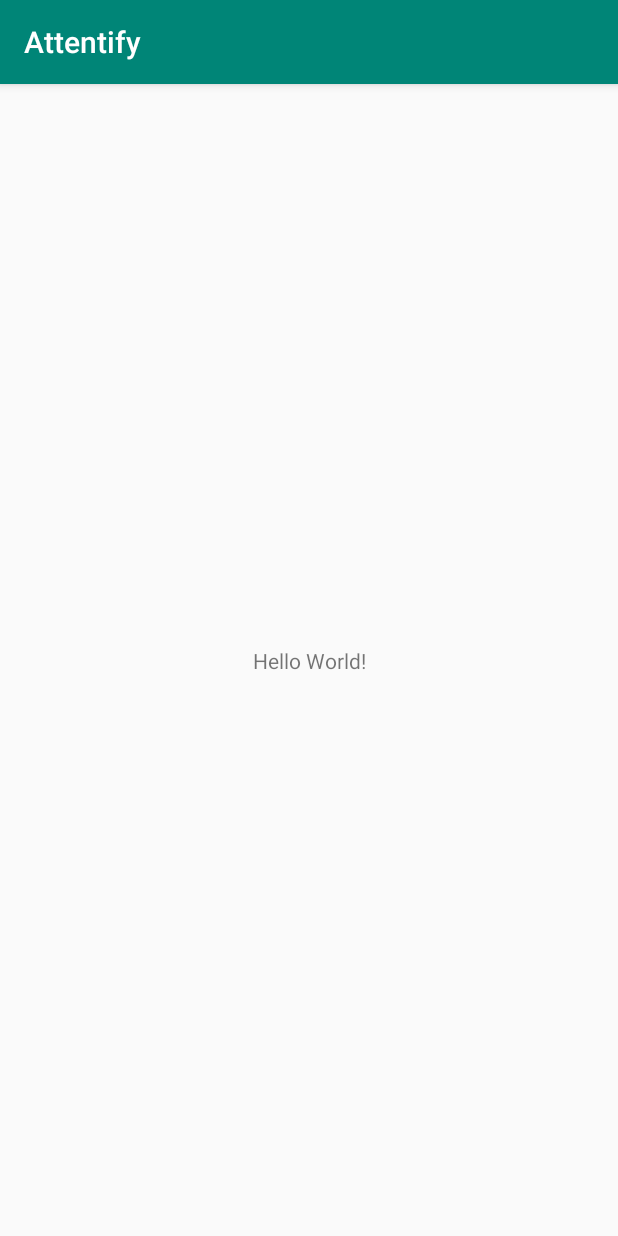
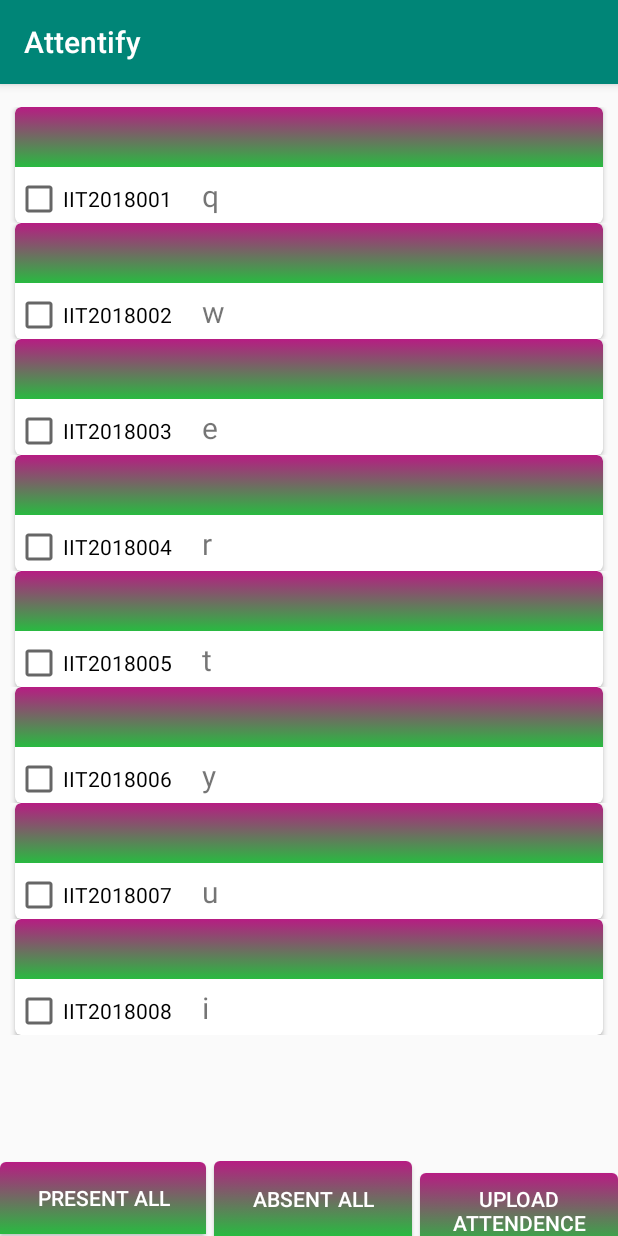
Before and after one commit to MiKinshu/Attentify, an Android app: the screen it shows after launch (MainActivity), on a phone screen of 412 x 824 dp. Run offline under Robolectric (Android 15) with nearby library versions, the phone set to English and light mode, and no system bars.

Commit message:
CardView+Model+Subject

```diff
--- a/app/build.gradle
+++ b/app/build.gradle
@@ -26,4 +26,6 @@ dependencies {
     androidTestImplementation 'androidx.test:runner:1.2.0'
     androidTestImplementation 'androidx.test.espresso:espresso-core:3.2.0'
     implementation 'com.google.firebase:firebase-analytics:17.0.1'
+    implementation 'androidx.recyclerview:recyclerview:1.1.0-beta01'
+    implementation 'androidx.cardview:cardview:1.0.0'
 }
--- /dev/null
+++ b/app/src/main/java/com/kinshuu/attentify/CustomAdapter.java
@@ -0,0 +1,82 @@
+package com.kinshuu.attentify;
+
+import android.content.Context;
+import android.view.LayoutInflater;
+import android.view.View;
+import android.view.ViewGroup;
+import android.widget.CheckBox;
+import android.widget.TextView;
+import android.widget.Toast;
+
+import androidx.recyclerview.widget.RecyclerView;
+
+import java.util.ArrayList;
+
+public class CustomAdapter extends RecyclerView.Adapter<CustomAdapter.MyViewHolder> {
+
+    private LayoutInflater inflater;
+    public static ArrayList<Model> imageModelArrayList;
+    private Context ctx;
+
+    public CustomAdapter(Context ctx, ArrayList<Model> imageModelArrayList) {
+
+        inflater = LayoutInflater.from(ctx);
+        this.imageModelArrayList = imageModelArrayList;
+        this.ctx = ctx;
+    }
+
+    @Override
+    public CustomAdapter.MyViewHolder onCreateViewHolder(ViewGroup parent, int viewType) {
+
+        View view = inflater.inflate(R.layout.rv_item, parent, false);
+        MyViewHolder holder = new MyViewHolder(view);
+
+        return holder;
+    }
+
+    @Override
+    public void onBindViewHolder(final CustomAdapter.MyViewHolder holder, int position) {
+
+        holder.checkBox.setText(imageModelArrayList.get(position).getRoll());
+        holder.checkBox.setChecked(imageModelArrayList.get(position).getSelected());
+        holder.tvAnimal.setText(imageModelArrayList.get(position).getName());
+
+        // holder.checkBox.setTag(R.integer.btnplusview, convertView);
+        holder.checkBox.setTag(position);
+        holder.checkBox.setOnClickListener(new View.OnClickListener() {
+            @Override
+            public void onClick(View v) {
+
+                Integer pos = (Integer) holder.checkBox.getTag();
+//                Toast.makeText(ctx, imageModelArrayList.get(pos).getRoll() + " clicked!", Toast.LENGTH_SHORT).show();
+
+                if (imageModelArrayList.get(pos).getSelected()) {
+                    imageModelArrayList.get(pos).setSelected(false);
+                } else {
+                    imageModelArrayList.get(pos).setSelected(true);
+                }
+            }
+        });
+
+
+    }
+
+    @Override
+    public int getItemCount() {
+        return imageModelArrayList.size();
+    }
+
+    class MyViewHolder extends RecyclerView.ViewHolder {
+
+        protected CheckBox checkBox;
+        private TextView tvAnimal;
+
+        public MyViewHolder(View itemView) {
+            super(itemView);
+
+            checkBox = itemView.findViewById(R.id.cb);
+            tvAnimal = itemView.findViewById(R.id.animal);
+        }
+
+    }
+}
--- a/app/src/main/java/com/kinshuu/attentify/MainActivity.java
+++ b/app/src/main/java/com/kinshuu/attentify/MainActivity.java
@@ -1,13 +1,76 @@
 package com.kinshuu.attentify;
 
+import android.content.Intent;
+import android.os.Bundle;
+import android.view.View;
+import android.widget.Button;
+
 import androidx.appcompat.app.AppCompatActivity;
-import android.os.Bundle;
+import androidx.recyclerview.widget.LinearLayoutManager;
+import androidx.recyclerview.widget.RecyclerView;
+
+
+import java.util.ArrayList;
 
 public class MainActivity extends AppCompatActivity {
+
+    private RecyclerView recyclerView;
+    private ArrayList<Model> modelArrayList;
+    private CustomAdapter customAdapter;
+    private Button btnselect, btndeselect, btnnext;
+    private  String[] rolllist = new String[]{"IIT2018001", "IIT2018002", "IIT2018003", "IIT2018004", "IIT2018005", "IIT2018006", "IIT2018007", "IIT2018008"};
+    private  String[] namelist = new String[]{"q", "w", "e", "r", "t", "y", "u", "i"};
 
     @Override
     protected void onCreate(Bundle savedInstanceState) {
         super.onCreate(savedInstanceState);
         setContentView(R.layout.activity_main);
+
+        recyclerView = findViewById(R.id.recycler);
+        btnselect = findViewById(R.id.select);
+        btndeselect = findViewById(R.id.deselect);
+        btnnext = findViewById(R.id.next);
+
+        modelArrayList = getModel(false);
+        customAdapter = new CustomAdapter(this,modelArrayList);
+        recyclerView.setAdapter(customAdapter);
+        recyclerView.setLayoutManager(new LinearLayoutManager(getApplicationContext(), RecyclerView.VERTICAL, false));
+
+        btnselect.setOnClickListener(new View.OnClickListener() {
+            @Override
+            public void onClick(View v) {
+                modelArrayList = getModel(true);
+                customAdapter = new CustomAdapter(MainActivity.this,modelArrayList);
+                recyclerView.setAdapter(customAdapter);
+            }
+        });
+        btndeselect.setOnClickListener(new View.OnClickListener() {
+            @Override
+            public void onClick(View v) {
+                modelArrayList = getModel(false);
+                customAdapter = new CustomAdapter(MainActivity.this,modelArrayList);
+                recyclerView.setAdapter(customAdapter);
+            }
+        });
+        btnnext.setOnClickListener(new View.OnClickListener() {
+            @Override
+            public void onClick(View v) {
+                Intent intent = new Intent(MainActivity.this,NextActivity.class);
+                startActivity(intent);
+            }
+        });
+    }
+
+    private ArrayList<Model> getModel(boolean isSelect){
+        ArrayList<Model> list = new ArrayList<>();
+        for(int i = 0; i < rolllist.length; i++){
+
+            Model model = new Model();
+            model.setSelected(isSelect);
+            model.setName(namelist[i]);
+            model.setRoll(rolllist[i]);
+            list.add(model);
+        }
+        return list;
     }
 }
--- /dev/null
+++ b/app/src/main/java/com/kinshuu/attentify/Model.java
@@ -0,0 +1,32 @@
+package com.kinshuu.attentify;
+
+public class Model {
+
+    private boolean isSelected;
+    private String name;
+    private String roll;
+
+    public String getName() {
+        return name;
+    }
+
+    public void setName(String name) {
+        this.name = name;
+    }
+
+    public String getRoll() {
+        return roll;
+    }
+
+    public void setRoll(String roll) {
+        this.roll = roll;
+    }
+
+    public boolean getSelected() {
+        return isSelected;
+    }
+
+    public void setSelected(boolean selected) {
+        isSelected = selected;
+    }
+}
--- /dev/null
+++ b/app/src/main/res/drawable/cardview.xml
@@ -0,0 +1,34 @@
+<?xml version="1.0" encoding="utf-8"?>
+<selector xmlns:android="http://schemas.android.com/apk/res/android">
+
+    <item android:state_focused="true">
+        <shape android:shape="rectangle">
+            <padding
+                android:left="4dp"
+                android:top="4dp"
+                android:right="4dp"
+                android:bottom="4dp"
+                />
+            <gradient android:startColor="#1c88b7" android:endColor="#2972ba" android:angle="270" />
+
+            <corners android:topLeftRadius="4dp" android:topRightRadius="4dp"/>
+        </shape>
+    </item>
+
+    <item android:state_focused="false"
+        >
+        <shape android:shape="rectangle">
+            <padding
+                android:left="4dp"
+                android:top="4dp"
+                android:right="4dp"
+                android:bottom="4dp"
+                />
+
+            <gradient android:startColor="#b71c83" android:endColor="#29ba41" android:angle="270" />
+
+            <corners android:topLeftRadius="4dp" android:topRightRadius="4dp" />
+        </shape>
+    </item>
+
+</selector>
--- a/app/src/main/res/layout/activity_main.xml
+++ b/app/src/main/res/layout/activity_main.xml
@@ -1,19 +1,49 @@
-<?xml version="1.0" encoding="utf-8"?>
-<androidx.constraintlayout.widget.ConstraintLayout
-    xmlns:android="http://schemas.android.com/apk/res/android"
+<LinearLayout xmlns:android="http://schemas.android.com/apk/res/android"
     xmlns:tools="http://schemas.android.com/tools"
-    xmlns:app="http://schemas.android.com/apk/res-auto"
     android:layout_width="match_parent"
     android:layout_height="match_parent"
+    android:orientation="vertical"
     tools:context=".MainActivity">
 
-    <TextView
-        android:layout_width="wrap_content"
-        android:layout_height="wrap_content"
-        android:text="Hello World!"
-        app:layout_constraintBottom_toBottomOf="parent"
-        app:layout_constraintLeft_toLeftOf="parent"
-        app:layout_constraintRight_toRightOf="parent"
-        app:layout_constraintTop_toTopOf="parent" />
+    <androidx.recyclerview.widget.RecyclerView
+        android:id="@+id/recycler"
+        android:layout_width="match_parent"
+        android:layout_height="match_parent"
+        android:layout_weight="1"
+        android:layout_marginTop="15dp"/>
+    <LinearLayout
+        android:layout_width="match_parent"
+        android:layout_height="50dp"
+        android:orientation="horizontal">
 
-</androidx.constraintlayout.widget.ConstraintLayout>
+        <Button
+            android:layout_width="match_parent"
+            android:layout_height="wrap_content"
+            android:layout_gravity="center"
+            android:background="@drawable/cardview"
+            android:textColor="#fff"
+            android:layout_weight="1"
+            android:id="@+id/select"
+            android:text="Present All"/>
+        <Button
+            android:layout_width="match_parent"
+            android:layout_height="50dp"
+            android:layout_marginLeft="5dp"
+            android:background="@drawable/cardview"
+            android:textColor="#fff"
+            android:layout_weight="1"
+            android:id="@+id/deselect"
+            android:text="Absent All"/>
+        <Button
+            android:layout_width="match_parent"
+            android:layout_height="50dp"
+            android:layout_weight="1"
+            android:layout_marginLeft="5dp"
+            android:background="@drawable/cardview"
+            android:textColor="#fff"
+            android:id="@+id/next"
+            android:visibility="visible"
+            android:text="Upload Attendence"/>
+        </LinearLayout>
+
+</LinearLayout>
--- /dev/null
+++ b/app/src/main/res/layout/rv_item.xml
@@ -0,0 +1,62 @@
+<RelativeLayout xmlns:android="http://schemas.android.com/apk/res/android"
+    xmlns:tools="http://schemas.android.com/tools"
+    android:layout_width="match_parent"
+    android:layout_height="wrap_content"
+    tools:context=".MainActivity">
+
+    <androidx.cardview.widget.CardView xmlns:card_view="http://schemas.android.com/apk/res-auto"
+        android:id="@+id/card_view"
+        android:layout_width="match_parent"
+        android:layout_height="wrap_content"
+        android:layout_gravity="center"
+        android:layout_marginLeft="10dp"
+        android:layout_marginTop="0dp"
+        android:layout_marginRight="10dp"
+        card_view:cardCornerRadius="4dp">
+
+        <LinearLayout
+            android:layout_width="match_parent"
+            android:layout_height="wrap_content"
+            android:orientation="vertical">
+
+            <TextView
+                android:id="@+id/tv"
+                android:layout_width="match_parent"
+                android:layout_height="match_parent"
+                android:height="40dp"
+                android:background="@drawable/cardview"
+                android:gravity="center_vertical"
+                android:paddingLeft="10dp"
+                android:textColor="#fff"
+                android:textSize="18sp"
+                android:textStyle="bold"
+                />
+
+            <LinearLayout
+                android:layout_width="wrap_content"
+                android:layout_height="wrap_content"
+                android:orientation="horizontal">
+
+                <CheckBox
+                    android:id="@+id/cb"
+                    android:layout_width="wrap_content"
+                    android:layout_height="wrap_content"
+                    android:layout_marginTop="5dp"
+                    android:text="" />
+
+                <TextView
+                    android:id="@+id/animal"
+                    android:layout_width="wrap_content"
+                    android:layout_height="wrap_content"
+                    android:layout_marginLeft="20dp"
+                    android:layout_marginTop="5dp"
+                    android:text="animal"
+                    android:textSize="20sp" />
+
+            </LinearLayout>
+
+
+        </LinearLayout>
+
+    </androidx.cardview.widget.CardView>
+</RelativeLayout>
--- /dev/null
+++ b/app/src/main/res/values/integer.xml
@@ -0,0 +1,5 @@
+<?xml version="1.0" encoding="utf-8"?>
+<resources>
+    <integer name="btnplusview">1</integer>
+    <integer name="btnpluspos">2</integer>
+</resources>
```
Also changed, not shown: app/src/main/AndroidManifest.xml (+4 -3 lines), app/src/main/java/com/kinshuu/attentify/Attender.java (added, +13 -0 lines), app/src/main/java/com/kinshuu/attentify/NextActivity.java (added, +24 -0 lines), app/src/main/java/com/kinshuu/attentify/Subjects.java (added, +77 -0 lines), app/src/main/res/layout/activity_attender.xml (added, +88 -0 lines), app/src/main/res/layout/activity_next.xml (added, +15 -0 lines).
